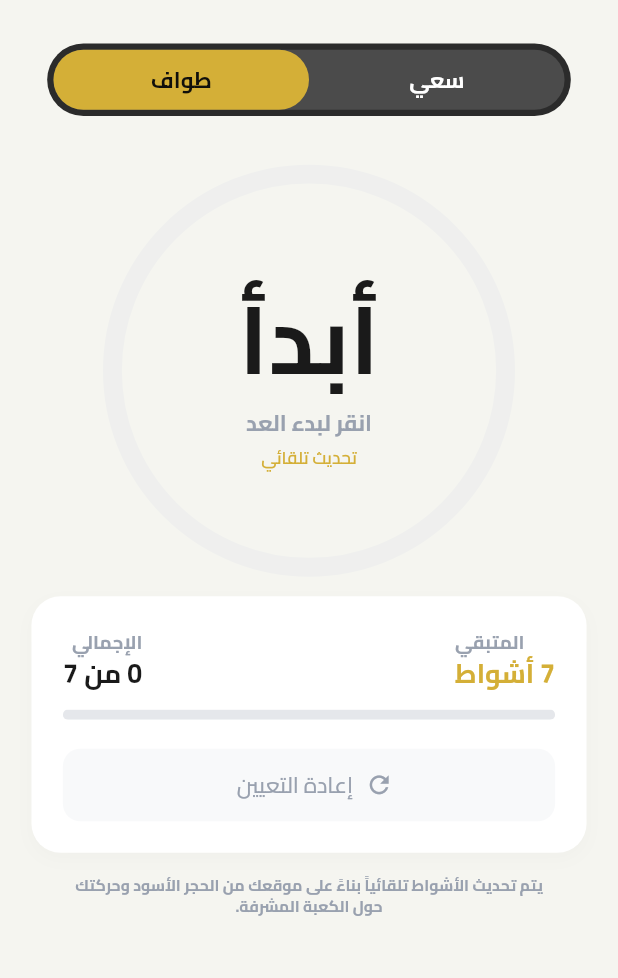
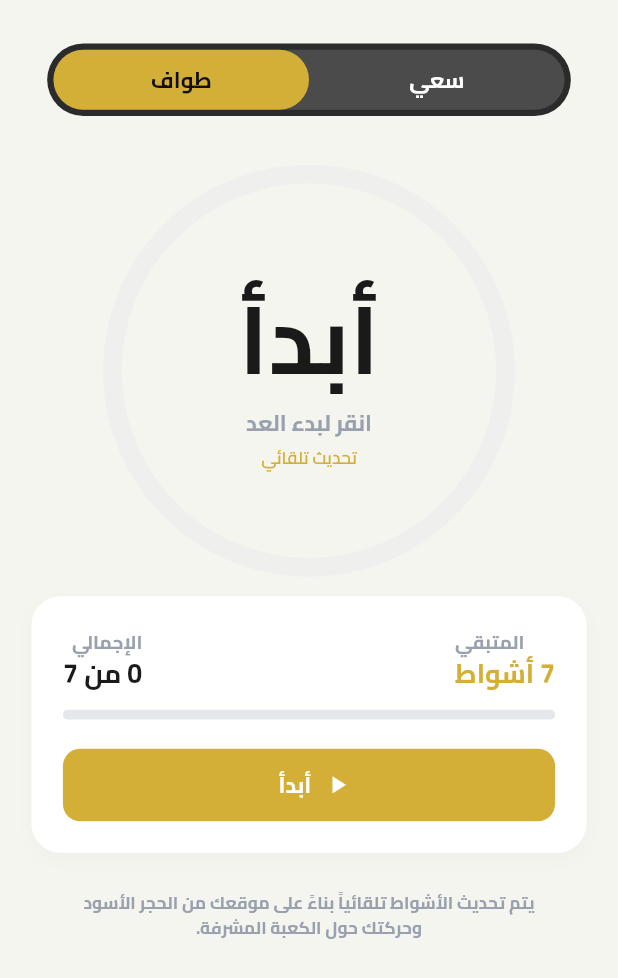
Before and after one commit to ReemMohsn/yusr_app, a Flutter app: the TawafCounterView screen opened by its route, on a phone screen of 412 x 824 dp. Shown: the top 978 px of the screen. Run offline on Flutter 3.47's test engine with Material 3 defaults, Android fonts, the phone set to English and light mode, and no system bars; our stand-ins replace adhan, audioplayers, device_preview, dio, firebase_core, firebase_database and 14 more; accounts and stored records are empty; generated files the repository leaves out were written again.

Commit message:
fix: complete restoration of all auto-counter components and configs

```diff
--- a/lib/core/config/l10n/intl_ar.arb
+++ b/lib/core/config/l10n/intl_ar.arb
@@ -131,5 +131,9 @@
   "reset": "إعادة التعيين",
   "strokes": "أشواط",
   "ofWord": "من",
-  "tawafDescription": "يتم تحديث الأشواط تلقائياً بناءً على موقعك من الحجر الأسود وحركتك حول الكعبة المشرفة."
+  "tawafDescription": "يتم تحديث الأشواط تلقائياً بناءً على موقعك من الحجر الأسود وحركتك حول الكعبة المشرفة.",
+  "done": "تم",
+  "congratulations": "🎉 مبارك عليك!",
+  "all_rounds_completed": "لقد أتممت جميع الأشواط بنجاح",
+  "tawaf_saei_success_msg": "تقبل الله !"
 }
--- a/lib/core/config/l10n/intl_en.arb
+++ b/lib/core/config/l10n/intl_en.arb
@@ -130,5 +130,9 @@
   "reset": "Reset",
   "strokes": "Strokes",
   "ofWord": "of",
-  "tawafDescription": "Strokes are updated automatically based on your location from the Black Stone and your movement around the Kaaba."
+  "tawafDescription": "Strokes are updated automatically based on your location from the Black Stone and your movement around the Kaaba.",
+  "done": "Done",
+  "congratulations": "🎉 Congratulations!",
+  "all_rounds_completed": "You have successfully completed all rounds",
+  "tawaf_saei_success_msg": "May Allah accept"
 }
--- a/lib/features/auto_counter/presentation/views/tawaf_counter_view.dart
+++ b/lib/features/auto_counter/presentation/views/tawaf_counter_view.dart
@@ -5,14 +5,22 @@ import 'package:yusr/core/constants/app_color.dart';
 import 'package:yusr/core/extensions/context_extension.dart';
 import 'package:yusr/features/auto_counter/presentation/widgets/circular_counter_widget.dart';
 import 'package:yusr/features/auto_counter/presentation/widgets/counter_details_card.dart';
+import 'package:yusr/features/auto_counter/presentation/widgets/success_greeting_card_widget.dart';
 import 'package:yusr/features/auto_counter/presentation/widgets/tawaf_saei_toggle.dart';
-
+import 'package:yusr/features/auto_counter/providers/auto_counter_controller.dart';
+import 'package:yusr/features/auto_counter/presentation/widgets/success_bottom_sheet_widget.dart';
 class TawafCounterView extends ConsumerWidget {
   const TawafCounterView({super.key});
 
   @override
   Widget build(BuildContext context, WidgetRef ref) {
     final locale = context.locale;
+    final counterState = ref.watch(autoCounterControllerProvider);
+    ref.listen(autoCounterControllerProvider.select((s) => s.isCompleted), (previous, next) {
+      if (next == true) {
+        SuccessBottomSheet.show(context, locale.tawaf_saei_success_msg);
+      }
+    });
     return Scaffold(
       body: SafeArea(
         top: false,
@@ -20,21 +28,16 @@ class TawafCounterView extends ConsumerWidget {
           physics: const BouncingScrollPhysics(),
           child: Column(
             children: [
+              // جزء التبديل (طواف / سعي)
               Container(
                 width: double.infinity,
                 padding: EdgeInsets.fromLTRB(30.w, 30.h, 30.w, 20.h),
-                decoration: BoxDecoration(
-                  borderRadius: BorderRadius.only(
-                    bottomLeft: Radius.circular(30.r),
-                    bottomRight: Radius.circular(30.r),
-                  ),
-                ),
-                child: TawafSaeiToggle(ref: ref),
+                child: const TawafSaeiToggle(),
               ),
 
               // العداد الدائري
               SizedBox(height: 20.h),
-              const CircularCounterWidget(isStarted: false),
+              const CircularCounterWidget(),
 
               // بطاقة التفاصيل
               SizedBox(height: 20.h),
@@ -43,16 +46,20 @@ class TawafCounterView extends ConsumerWidget {
                 child: const CounterDetailsCard(),
               ),
 
+              // بطاقة التهنئة
+              if (counterState.isCompleted)
+                const SuccessGreetingCard(),
+
               // النص السفلي
               Padding(
-                padding: EdgeInsets.symmetric(horizontal: 40.w, vertical: 15.h),
+                padding: EdgeInsets.symmetric(horizontal: 40.w, vertical: 25.h),
                 child: Text(
                   locale.tawafDescription,
                   textAlign: TextAlign.center,
                   style: TextStyle(
                     color: AppColor.lightFontColor,
-                    fontSize: 10.sp,
-                    height: 1.3,
+                    fontSize: 11.sp,
+                    height: 1.5,
                   ),
                 ),
               ),
--- a/lib/features/auto_counter/presentation/widgets/circular_counter_widget.dart
+++ b/lib/features/auto_counter/presentation/widgets/circular_counter_widget.dart
@@ -1,39 +1,54 @@
 import 'package:flutter/material.dart';
+import 'package:flutter_riverpod/flutter_riverpod.dart';
 import 'package:flutter_screenutil/flutter_screenutil.dart';
 import 'package:yusr/core/constants/app_color.dart';
 import 'package:yusr/core/extensions/context_extension.dart';
+import 'package:yusr/features/auto_counter/providers/auto_counter_controller.dart';
 
-class CircularCounterWidget extends StatelessWidget {
-  final bool isStarted;
-  final int currentStroke;
-
-  const CircularCounterWidget({
-    super.key,
-    this.isStarted = false,
-    this.currentStroke = 0,
-  });
+class CircularCounterWidget extends ConsumerWidget {
+  const CircularCounterWidget({super.key});
 
   @override
-  Widget build(BuildContext context) {
+  Widget build(BuildContext context, WidgetRef ref) {
     final locale = context.locale;
+
+    // 1. مراقبة حالة العداد بالكامل (للحصول على isRunning و currentLap)
+    final counterState = ref.watch(autoCounterControllerProvider);
+
+    // 2. مراقبة الزاوية التراكمية فقط لتحديث "تقدم الشريط" بسلاسة
+    final angle = ref.watch(
+      autoCounterControllerProvider.select((s) => s.accumulatedAngle),
+    );
+    // إذا كان العداد يعمل، نقسم الزاوية على 360، وإلا تكون صفر
+    double progressValue = counterState.isRunning ? (angle / 360) : 0.0;
+
+    // لضمان أن القيمة لا تتخطى 1.0 ولا تقل عن 0.0 برمجياً
+    progressValue = progressValue.clamp(0.0, 1.0);
+
     return Stack(
       alignment: Alignment.center,
       children: [
+        // شريط التقدم الدائري
         SizedBox(
           width: 250.w,
           height: 250.w,
           child: CircularProgressIndicator(
-            value: isStarted ? (currentStroke / 7) : 0,
+            value: progressValue,
             strokeWidth: 12.w,
             backgroundColor: AppColor.inputFieldBoundaries.withOpacity(0.4),
             valueColor: const AlwaysStoppedAnimation<Color>(AppColor.golden),
+            strokeCap: StrokeCap.round,
           ),
         ),
+
+        // النصوص المركزية
         Column(
           mainAxisSize: MainAxisSize.min,
           children: [
             Text(
-              isStarted ? "$currentStroke" : locale.start,
+              counterState.isRunning
+                  ? "${counterState.currentLap}" // عرض رقم الشوط الحالي
+                  : locale.start,
               style: TextStyle(
                 fontSize: 60.sp,
                 fontWeight: FontWeight.bold,
@@ -41,10 +56,17 @@ class CircularCounterWidget extends StatelessWidget {
               ),
             ),
             Text(
-              isStarted ? locale.currentStroke : locale.clickToStart,
-              style: TextStyle(color: AppColor.lightFontColor, fontSize: 14.sp),
+              counterState.isRunning
+                  ? locale.currentStroke
+                  : locale.clickToStart,
+              style: TextStyle(
+                color: AppColor.lightFontColor,
+                fontSize: 14.sp
+              ),
             ),
             SizedBox(height: 5.h),
+
+            // نص تدل على أن التحديث تلقائي بالحساسات
             Text(
               locale.autoUpdate,
               style: TextStyle(
--- a/lib/features/auto_counter/presentation/widgets/counter_details_card.dart
+++ b/lib/features/auto_counter/presentation/widgets/counter_details_card.dart
@@ -1,18 +1,19 @@
 import 'package:flutter/material.dart';
+import 'package:flutter_riverpod/flutter_riverpod.dart';
 import 'package:flutter_screenutil/flutter_screenutil.dart';
 import 'package:yusr/core/constants/app_color.dart';
 import 'package:yusr/core/extensions/context_extension.dart';
 import 'package:yusr/features/auto_counter/presentation/widgets/counter_info_item.dart';
+import 'package:yusr/features/auto_counter/providers/auto_counter_controller.dart';
 
-class CounterDetailsCard extends StatelessWidget {
+class CounterDetailsCard extends ConsumerWidget {
   const CounterDetailsCard({super.key});
 
   @override
-  Widget build(BuildContext context) {
+  Widget build(BuildContext context, WidgetRef ref) {
     final locale = context.locale;
-
-    int current = 0;
-    int totalStrokes = 7;
+    final counterState = ref.watch(autoCounterControllerProvider);
+    final notifier = ref.read(autoCounterControllerProvider.notifier);
 
     return Container(
       padding: EdgeInsets.all(20.w),
@@ -34,13 +35,13 @@ class CounterDetailsCard extends StatelessWidget {
             children: [
               CounterInfoItem(
                 label: locale.remaining,
-                value: "${totalStrokes - current} ${locale.strokes}",
+                value: "${counterState.remainingLaps} ${locale.strokes}",
                 color: AppColor.golden,
                 align: CrossAxisAlignment.end,
               ),
               CounterInfoItem(
                 label: locale.total,
-                value: "$current ${locale.ofWord} $totalStrokes",
+                value: "${counterState.currentLap} ${locale.ofWord} ${counterState.totalLaps}",
                 color: AppColor.baseFontColor,
                 align: CrossAxisAlignment.start,
               ),
@@ -50,28 +51,40 @@ class CounterDetailsCard extends StatelessWidget {
           ClipRRect(
             borderRadius: BorderRadius.circular(10.r),
             child: LinearProgressIndicator(
-              value: current / totalStrokes,
+              value: counterState.currentLap / counterState.totalLaps,
               minHeight: 7.h,
               backgroundColor: AppColor.inputFieldBoundaries,
               valueColor: const AlwaysStoppedAnimation<Color>(AppColor.golden),
             ),
           ),
           SizedBox(height: 20.h),
+
+          // الزر (بدء / إعادة تعيين)
           ElevatedButton.icon(
             onPressed: () {
-              // منطق إعادة التعيين هنا
+              if (counterState.isRunning) {
+                notifier.reset(); // إذا كان يعمل، يقوم بإعادة التعيين
+              } else {
+                notifier.startTracking(); // إذا كان متوقفاً، يبدأ العمل
+              }
             },
             icon: Icon(
-              Icons.refresh,
-              color: AppColor.lightFontColor,
+              counterState.isRunning ? Icons.refresh : Icons.play_arrow,
+              color: counterState.isRunning ? AppColor.lightFontColor : AppColor.withe,
               size: 18.w,
             ),
             label: Text(
-              locale.reset,
-              style: TextStyle(color: AppColor.lightFontColor, fontSize: 14.sp),
+              counterState.isRunning ? locale.reset : locale.start,
+              style: TextStyle(
+                color: counterState.isRunning ? AppColor.lightFontColor : AppColor.withe,
+                fontSize: 14.sp,
+                fontWeight: FontWeight.bold,
+              ),
             ),
             style: ElevatedButton.styleFrom(
-              backgroundColor: AppColor.inputFieldColor,
+              backgroundColor: counterState.isRunning
+                  ? AppColor.inputFieldColor
+                  : AppColor.golden,
               elevation: 0,
               minimumSize: Size(double.infinity, 50.h),
               shape: RoundedRectangleBorder(
--- a/lib/features/auto_counter/presentation/widgets/tawaf_saei_toggle.dart
+++ b/lib/features/auto_counter/presentation/widgets/tawaf_saei_toggle.dart
@@ -6,15 +6,13 @@ import 'package:yusr/core/extensions/context_extension.dart';
 import 'package:yusr/features/auto_counter/presentation/widgets/toggle_tab_item.dart';
 import 'package:yusr/features/auto_counter/providers/counter_provider.dart';
 
-class TawafSaeiToggle extends StatelessWidget {
-  final WidgetRef ref;
-
-  const TawafSaeiToggle({super.key, required this.ref});
+class TawafSaeiToggle extends ConsumerWidget {
+  const TawafSaeiToggle({super.key});
 
   @override
-  Widget build(BuildContext context) {
+  Widget build(BuildContext context, WidgetRef ref) {
     final locale = context.locale;
-    final isTawaf = ref.watch(counterTypeProvider);
+    final isTawaf = ref.watch(counterTypeControllerProvider);
 
     return Container(
       height: 50.h,
@@ -25,7 +23,7 @@ class TawafSaeiToggle extends StatelessWidget {
       ),
       child: Container(
         decoration: BoxDecoration(
-          color: Colors.white.withOpacity(0.15),
+          color: AppColor.withe.withOpacity(0.15),
           borderRadius: BorderRadius.circular(28.r),
         ),
         child: Row(
@@ -33,12 +31,12 @@ class TawafSaeiToggle extends StatelessWidget {
             ToggleTabItem(
               title: locale.saei,
               isSelected: !isTawaf,
-              onTap: () => ref.read(counterTypeProvider.notifier).state = false,
+              onTap: () => ref.read(counterTypeControllerProvider.notifier).setType(false),
             ),
             ToggleTabItem(
               title: locale.tawaf,
               isSelected: isTawaf,
-              onTap: () => ref.read(counterTypeProvider.notifier).state = true,
+              onTap: () => ref.read(counterTypeControllerProvider.notifier).setType(true),
             ),
           ],
         ),
```
Also changed, not shown: lib/features/auto_counter/presentation/widgets/success_bottom_sheet_widget.dart (added, +71 -0 lines), lib/features/auto_counter/presentation/widgets/success_greeting_card_widget.dart (added, +69 -0 lines), lib/features/auto_counter/providers/auto_counter_controller.dart (added, +155 -0 lines), lib/features/auto_counter/providers/counter_provider.dart (+21 -3 lines), lib/core/config/generated/intl/messages_ar.dart, lib/core/config/generated/intl/messages_en.dart, lib/core/config/generated/l10n.dart, 1 other file.
